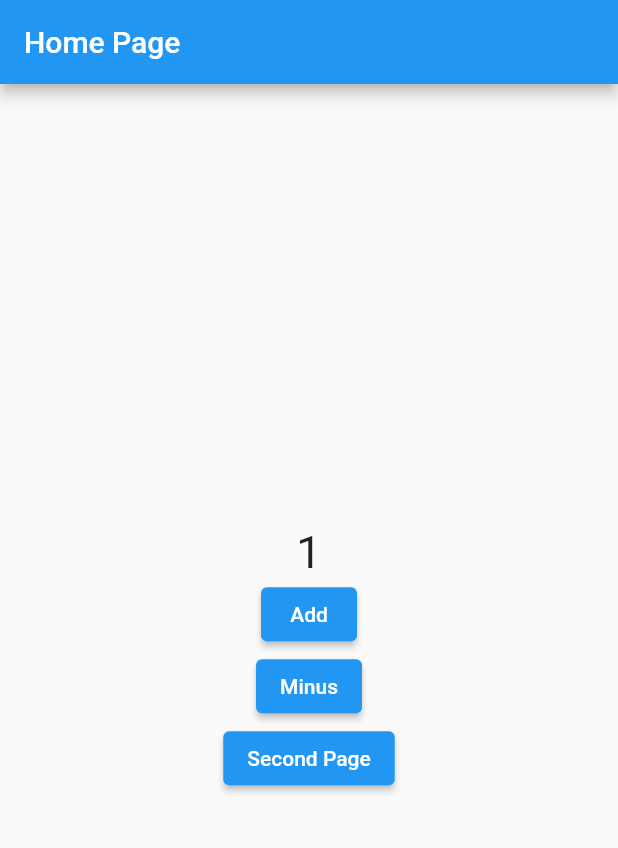
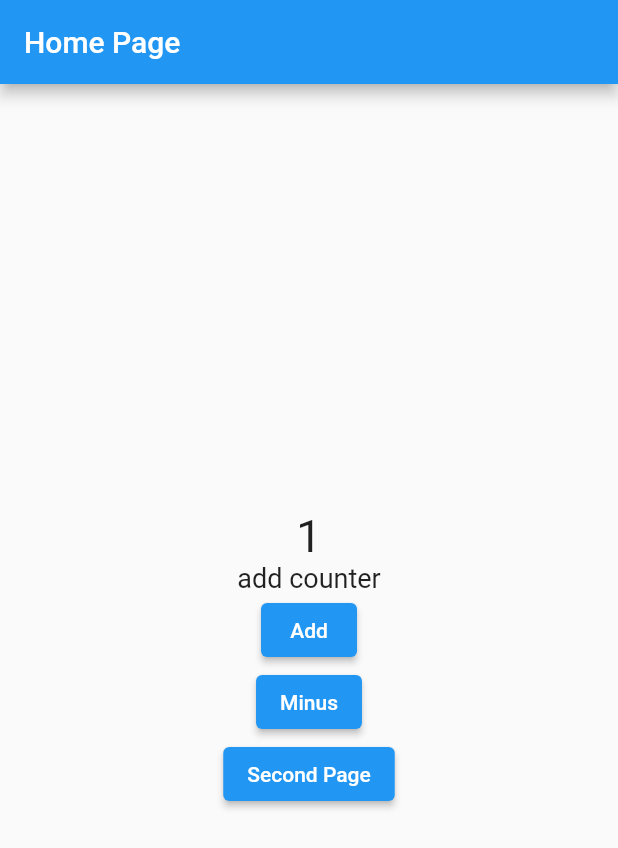
Before and after one commit to Ibrahim-K98han/getxpractice, a Flutter app: the screen it shows after launch, after a tap on "Add", on a phone screen of 412 x 824 dp. Shown: the top 848 px of the screen. Run offline on Flutter 3.47's test engine with Material 2 defaults, Android fonts, the phone set to English and light mode, and no system bars; our stand-ins replace get.

Commit message:
message controller initial home page

```diff
--- a/lib/home_page.dart
+++ b/lib/home_page.dart
@@ -3,10 +3,12 @@ import 'package:get/get.dart';
 import 'package:get/get_core/src/get_main.dart';
 import 'package:getxpractice/counter_controller.dart';
 import 'package:getxpractice/second_page.dart';
+import 'package:getxpractice/welcome_message_controller.dart';
 
 class HomePage extends StatelessWidget {
   HomePage({Key? key}) : super(key: key);
   CounterController counterController = Get.put(CounterController());
+  WelcomeMessageController messageController = Get.put(WelcomeMessageController());
 
   @override
   Widget build(BuildContext context) {
@@ -24,13 +26,21 @@ class HomePage extends StatelessWidget {
                 style: const TextStyle(fontSize: 30),
               );
             }),
+            GetBuilder<WelcomeMessageController>(builder: (messageController) {
+              return Text(
+                messageController.message,
+                style: const TextStyle(fontSize: 18),
+              );
+            }),
             ElevatedButton(
                 onPressed: () {
+                  messageController.changeMessage('add counter');
                   counterController.addCount();
                 },
                 child: const Text('Add')),
             ElevatedButton(
                 onPressed: () {
+                  messageController.changeMessage('minus counter');
                   counterController.minusCount();
                 },
                 child: const Text('Minus')),
--- a/lib/welcome_message_controller.dart
+++ b/lib/welcome_message_controller.dart
@@ -3,7 +3,7 @@ import 'package:get/get.dart';
 class WelcomeMessageController extends GetxController{
   String message = '';
 
-  void ChangeMessage(String msg){
+  void changeMessage(String msg){
     message = msg;
     update();
   }
```
